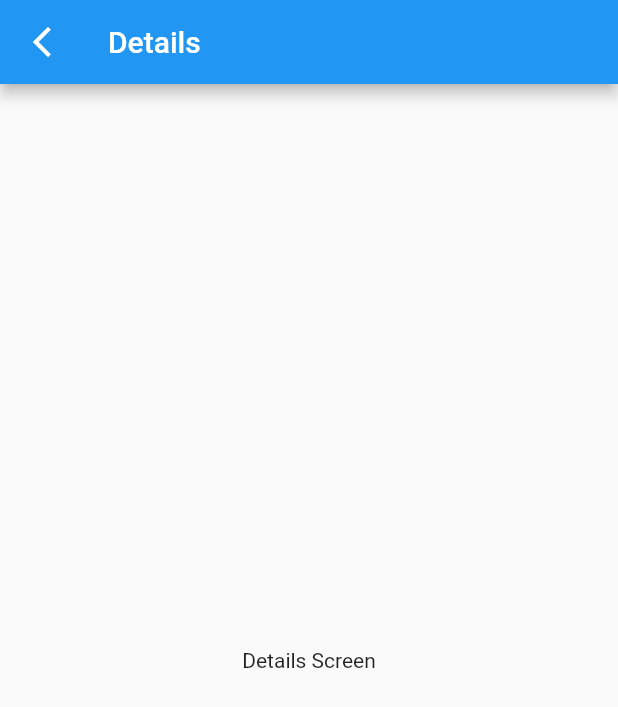
After one commit to theeeep/Flutter-Basic-App, a Flutter app: the screen it shows after launch, after a tap on "SUBMIT FORM", on a phone screen of 412 x 824 dp. The commit adds this screen. Shown: the top 707 px of the screen. Run offline on Flutter 3.47's test engine with Material 2 defaults, Android fonts, the phone set to English and light mode, and no system bars.

Commit message:
Navigating one to another page

```diff
--- a/lib/main.dart
+++ b/lib/main.dart
@@ -1,48 +1,17 @@
+import 'package:basic_app/statefullWdg/form.dart';
 import 'package:flutter/material.dart';
 
-void main() => runApp(CTStatelessClass());
+void main() => runApp(MyApp());
 
-class CTStatelessClass extends StatelessWidget {
-  const CTStatelessClass({super.key});
+class MyApp extends StatelessWidget {
+  const MyApp({super.key});
 
   @override
   Widget build(BuildContext context) {
     return MaterialApp(
-      home: Scaffold(
-        appBar: AppBar(
-          title: Text("Stateful Widget Flutter - 3.1"),
-          centerTitle: true,
-        ),
-        body: CTStatefullClass(),
-      ),
+      title: "3.2 Flutter Push Pop",
+      theme: ThemeData.light(),
+      home: MyForm(),
     );
   }
 }
-
-class CTStatefullClass extends StatefulWidget {
-  const CTStatefullClass({super.key});
-
-  @override
-  State<CTStatefullClass> createState() => _CTStatefullClassState();
-}
-
-class _CTStatefullClassState extends State<CTStatefullClass> {
-  bool liked = false;
-  @override
-  Widget build(BuildContext context) {
-    return ListView(
-      children: [
-        ListTile(
-          title: Text("Nike Shoes"),
-          trailing: IconButton(
-            icon:
-                liked ? (Icon(Icons.favorite)) : (Icon(Icons.favorite_border)),
-            onPressed: () {
-              setState(() => liked = !liked);
-            },
-          ),
-        ),
-      ],
-    );
-  }
-}
--- /dev/null
+++ b/lib/statefullWdg/Details.dart
@@ -0,0 +1,23 @@
+import 'package:flutter/material.dart';
+
+class Details extends StatelessWidget {
+  const Details({super.key});
+
+  @override
+  Widget build(BuildContext context) {
+    return Scaffold(
+      appBar: AppBar(
+        title: Text("Details"),
+        leading: IconButton(
+          onPressed: () {
+            Navigator.pop(context);
+          },
+          icon: Icon(Icons.arrow_back_ios_new),
+        ),
+      ),
+      body: const Center(
+        child: Text("Details Screen"),
+      ),
+    );
+  }
+}
--- /dev/null
+++ b/lib/statefullWdg/form.dart
@@ -0,0 +1,39 @@
+import 'package:basic_app/statefullWdg/Details.dart';
+import 'package:flutter/material.dart';
+
+class MyForm extends StatefulWidget {
+  const MyForm({super.key});
+
+  @override
+  State<MyForm> createState() => _MyFormState();
+}
+
+class _MyFormState extends State<MyForm> {
+  @override
+  Widget build(BuildContext context) {
+    return Scaffold(
+      appBar: AppBar(
+        title: const Text("Form"),
+        centerTitle: true,
+      ),
+      body: Center(
+          child: OutlinedButton(
+        style: OutlinedButton.styleFrom(minimumSize: const Size(200, 50)),
+        onPressed: () {
+          Navigator.push(
+            context,
+            MaterialPageRoute(
+              builder: (context) {
+                return Details();
+              },
+            ),
+          );
+        },
+        child: Text(
+          "Submit Form".toUpperCase(),
+          style: const TextStyle(fontWeight: FontWeight.bold),
+        ),
+      )),
+    );
+  }
+}
```
Also changed, not shown: lib/statefullWdg/StateChange.dart (added, +48 -0 lines).
